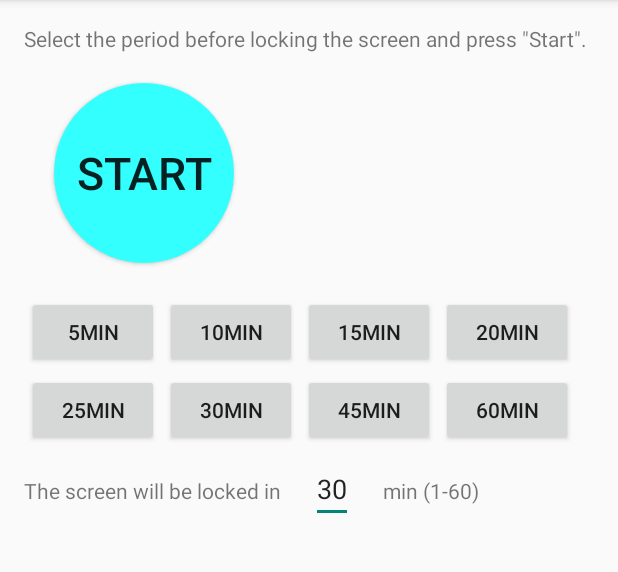
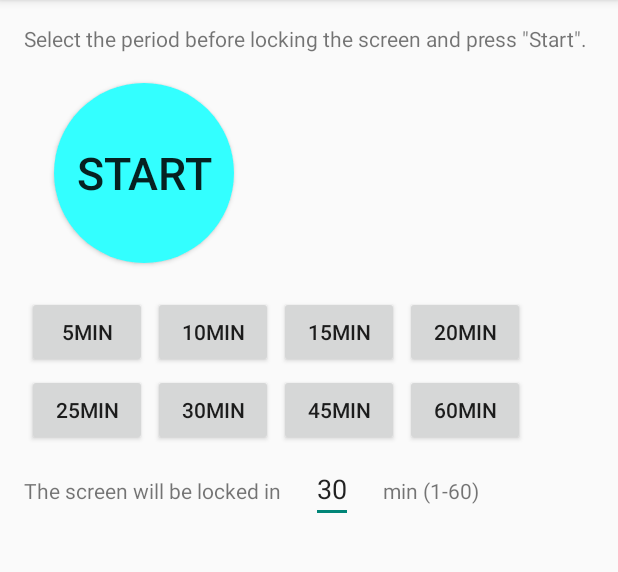
Before and after one commit to nekozen/LockTimer, an Android app: the screen it shows after launch (MainActivity), on a phone screen of 412 x 824 dp, the part 84-656 px from its top. Run offline under Robolectric (Android 15) with nearby library versions, the phone set to English and light mode, and no system bars.

Commit message:
Modify width of buttons.

```diff
--- a/app/src/main/res/layout/activity_main.xml
+++ b/app/src/main/res/layout/activity_main.xml
@@ -36,28 +36,28 @@
 
         <Button
             android:id="@+id/ButtonMin5"
-            android:layout_width="wrap_content"
+            android:layout_width="80dp"
             android:layout_height="wrap_content"
             android:layout_margin="2dp"
             android:text="@string/button_min5" />
 
         <Button
             android:id="@+id/ButtonMin10"
-            android:layout_width="wrap_content"
+            android:layout_width="80dp"
             android:layout_height="wrap_content"
             android:layout_margin="2dp"
             android:text="@string/button_min10" />
 
         <Button
             android:id="@+id/ButtonMin15"
-            android:layout_width="wrap_content"
+            android:layout_width="80dp"
             android:layout_height="wrap_content"
             android:layout_margin="2dp"
             android:text="@string/button_min15" />
 
         <Button
             android:id="@+id/ButtonMin20"
-            android:layout_width="wrap_content"
+            android:layout_width="80dp"
             android:layout_height="wrap_content"
             android:layout_margin="2dp"
             android:text="@string/button_min20" />
@@ -73,28 +73,28 @@
 
         <Button
             android:id="@+id/ButtonMin25"
-            android:layout_width="wrap_content"
+            android:layout_width="80dp"
             android:layout_height="wrap_content"
             android:layout_margin="2dp"
             android:text="@string/button_min25" />
 
         <Button
             android:id="@+id/ButtonMin30"
-            android:layout_width="wrap_content"
+            android:layout_width="80dp"
             android:layout_height="wrap_content"
             android:layout_margin="2dp"
             android:text="@string/button_min30" />
 
         <Button
             android:id="@+id/ButtonMin45"
-            android:layout_width="wrap_content"
+            android:layout_width="80dp"
             android:layout_height="wrap_content"
             android:layout_margin="2dp"
             android:text="@string/button_min45" />
 
         <Button
             android:id="@+id/ButtonMin60"
-            android:layout_width="wrap_content"
+            android:layout_width="80dp"
             android:layout_height="wrap_content"
             android:layout_margin="2dp"
             android:text="@string/button_min60" />
```
